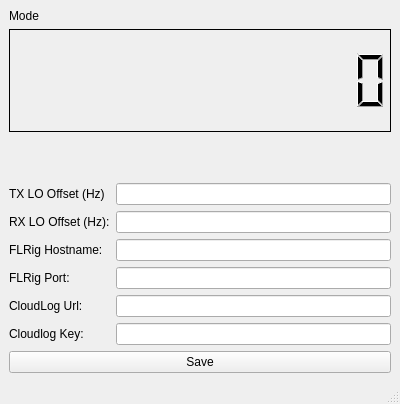
Above: cloudlogcatqt.ui from myzinsky/CloudLogCatQt before the change. Below: the same form after it.
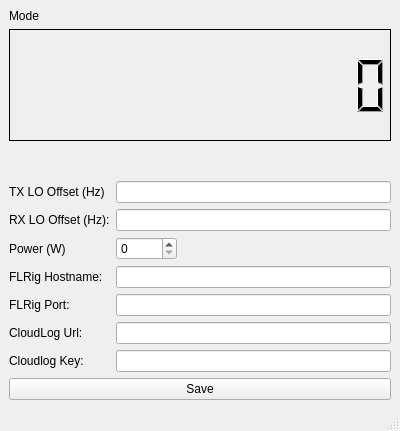
That is the form after the change.

Commit message: Add spinBox for power setting

The edit to the form file:
```diff
--- a/cloudlogcatqt.ui
+++ b/cloudlogcatqt.ui
@@ -7,7 +7,7 @@
     <x>0</x>
     <y>0</y>
     <width>400</width>
-    <height>404</height>
+    <height>431</height>
    </rect>
   </property>
   <property name="windowTitle">
@@ -77,6 +77,16 @@
       <property name="formAlignment">
        <set>Qt::AlignBottom|Qt::AlignLeading|Qt::AlignLeft</set>
       </property>
+      <item row="0" column="0">
+       <widget class="QLabel" name="label_6">
+        <property name="text">
+         <string>TX LO Offset (Hz)</string>
+        </property>
+       </widget>
+      </item>
+      <item row="0" column="1">
+       <widget class="QLineEdit" name="TXOffset"/>
+      </item>
       <item row="1" column="0">
        <widget class="QLabel" name="label_5">
         <property name="text">
@@ -87,7 +97,7 @@
       <item row="1" column="1">
        <widget class="QLineEdit" name="RXOffset"/>
       </item>
-      <item row="2" column="0">
+      <item row="3" column="0">
        <widget class="QLabel" name="label_1">
         <property name="maximumSize">
          <size>
@@ -100,7 +110,7 @@
         </property>
        </widget>
       </item>
-      <item row="2" column="1">
+      <item row="3" column="1">
        <widget class="QLineEdit" name="FLRigHostname">
         <property name="sizePolicy">
          <sizepolicy hsizetype="MinimumExpanding" vsizetype="Fixed">
@@ -113,7 +123,7 @@
         </property>
        </widget>
       </item>
-      <item row="3" column="0">
+      <item row="4" column="0">
        <widget class="QLabel" name="label_2">
         <property name="maximumSize">
          <size>
@@ -126,14 +136,14 @@
         </property>
        </widget>
       </item>
-      <item row="3" column="1">
+      <item row="4" column="1">
        <widget class="QLineEdit" name="FLRigPort">
         <property name="text">
          <string/>
         </property>
        </widget>
       </item>
-      <item row="4" column="0">
+      <item row="5" column="0">
        <widget class="QLabel" name="label_3">
         <property name="maximumSize">
          <size>
@@ -146,14 +156,14 @@
         </property>
        </widget>
       </item>
-      <item row="4" column="1">
+      <item row="5" column="1">
        <widget class="QLineEdit" name="cloudLogUrl">
         <property name="text">
          <string/>
         </property>
        </widget>
       </item>
-      <item row="5" column="0">
+      <item row="6" column="0">
        <widget class="QLabel" name="label_4">
         <property name="maximumSize">
          <size>
@@ -172,20 +182,24 @@
         </property>
        </widget>
       </item>
-      <item row="5" column="1">
+      <item row="6" column="1">
        <widget class="QLineEdit" name="cloudLogKey">
         <property name="text">
          <string/>
         </property>
        </widget>
       </item>
-      <item row="0" column="1">
-       <widget class="QLineEdit" name="TXOffset"/>
+      <item row="2" column="1">
+       <widget class="QSpinBox" name="Power">
+        <property name="maximum">
+         <number>10000</number>
+        </property>
+       </widget>
       </item>
-      <item row="0" column="0">
-       <widget class="QLabel" name="label_6">
+      <item row="2" column="0">
+       <widget class="QLabel" name="label_7">
         <property name="text">
-         <string>TX LO Offset (Hz)</string>
+         <string>Power (W)</string>
         </property>
        </widget>
       </item>
```
The commit also changes 2 other files.
